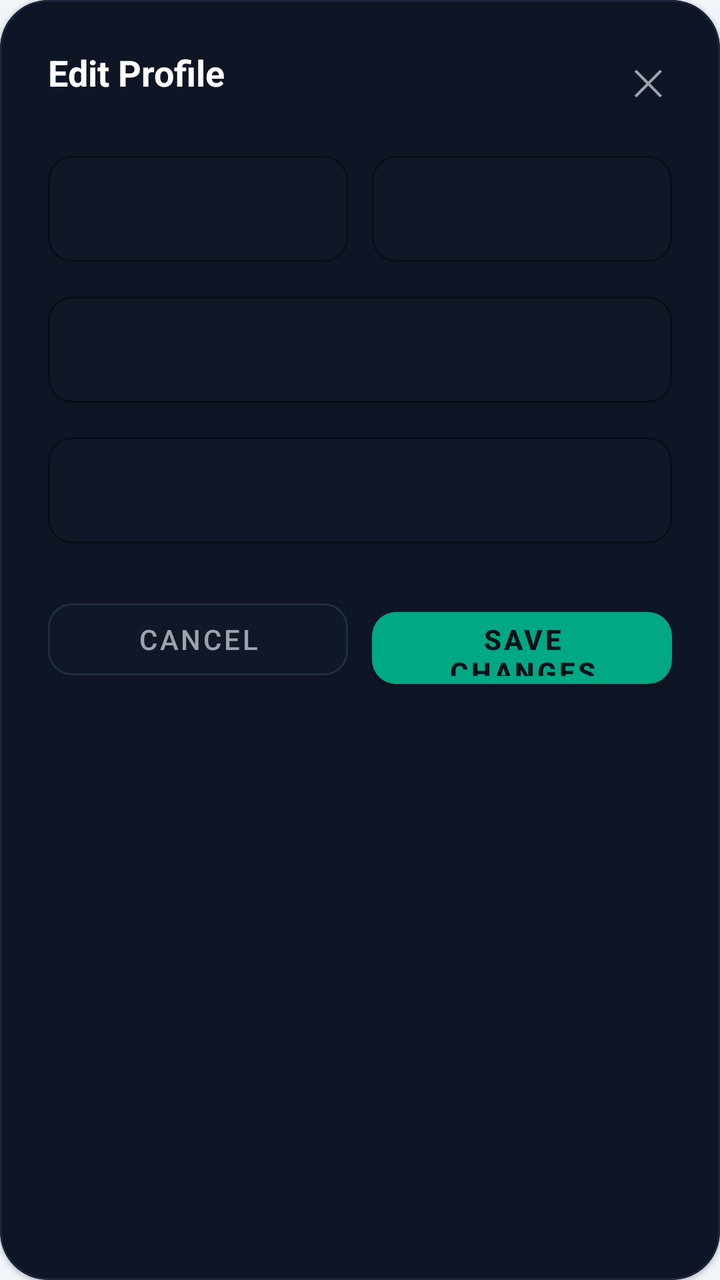
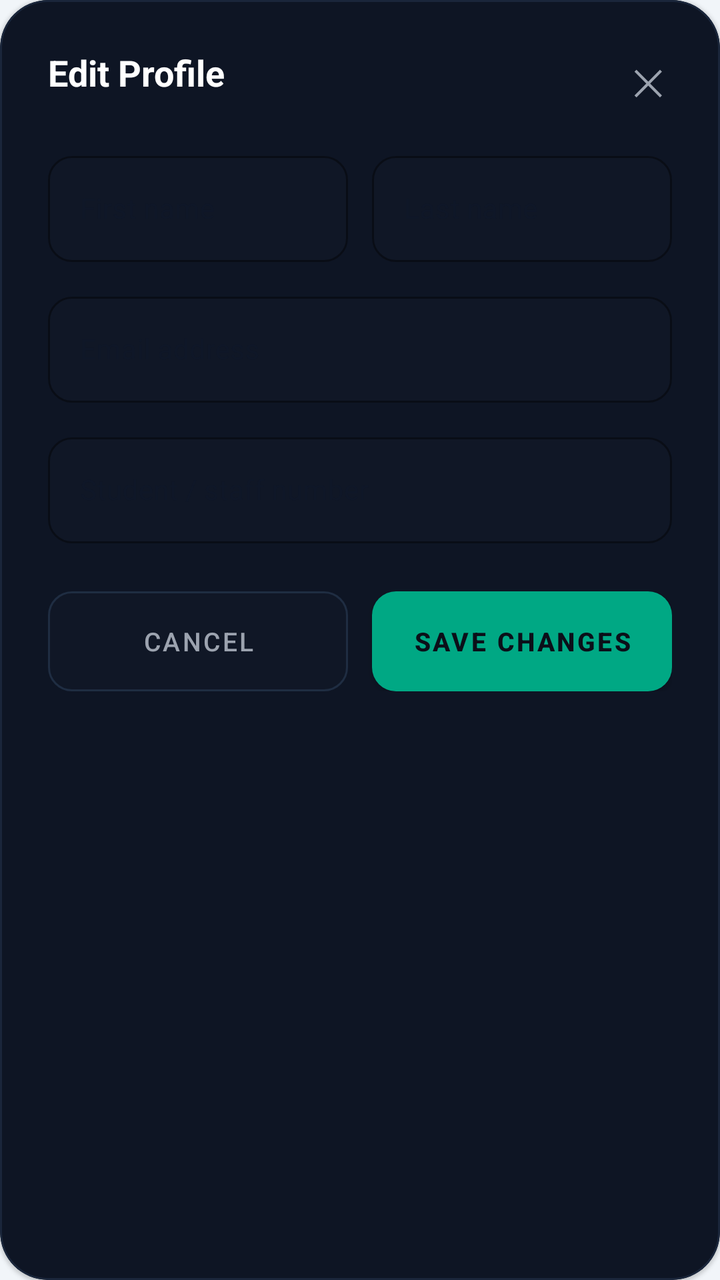

The first picture is an Android layout as it rendered before a commit; the second is the same layout after the commit. The layout source and the unified diff follow.
<!-- AndroidManifest.xml: application theme Theme.CampusFindApp -->
<!-- res/layout/dialog_edit_profile.xml -->
<?xml version="1.0" encoding="utf-8"?>
<com.google.android.material.card.MaterialCardView xmlns:android="http://schemas.android.com/apk/res/android"
    xmlns:app="http://schemas.android.com/apk/res-auto"
    android:layout_width="match_parent"
    android:layout_height="wrap_content"
    android:layout_margin="16dp"
    app:cardBackgroundColor="#0E1524"
    app:cardCornerRadius="24dp"
    app:strokeColor="#1A263B"
    app:strokeWidth="1dp">

    <LinearLayout
        android:layout_width="match_parent"
        android:layout_height="wrap_content"
        android:orientation="vertical"
        android:padding="24dp">

        <RelativeLayout
            android:layout_width="match_parent"
            android:layout_height="wrap_content"
            android:layout_marginBottom="16dp">

            <TextView
                android:layout_width="wrap_content"
                android:layout_height="wrap_content"
                android:text="Edit Profile"
                android:textColor="#FFFFFF"
                android:textSize="18sp"
                android:textStyle="bold" />

            <TextView
                android:id="@+id/btn_dialog_close"
                android:layout_width="wrap_content"
                android:layout_height="wrap_content"
                android:layout_alignParentEnd="true"
                android:padding="4dp"
                android:text="✕"
                android:textColor="#9CA3AF"
                android:textSize="18sp" />
        </RelativeLayout>

        
        <LinearLayout
            android:layout_width="match_parent"
            android:layout_height="wrap_content"
            android:orientation="horizontal"
            android:weightSum="2">

            <com.google.android.material.textfield.TextInputLayout
                style="@style/Widget.MaterialComponents.TextInputLayout.OutlinedBox"
                android:layout_width="0dp"
                android:layout_height="wrap_content"
                android:layout_marginEnd="6dp"
                android:layout_weight="1"
                android:hint="First name"
                app:boxBackgroundColor="#101726"
                app:boxCornerRadiusBottomEnd="12dp"
                app:boxCornerRadiusBottomStart="12dp"
                app:boxCornerRadiusTopEnd="12dp"
                app:boxCornerRadiusTopStart="12dp"
                app:boxStrokeColor="#1F2D42"
                app:hintTextColor="#6B7280">

                <com.google.android.material.textfield.TextInputEditText
                    android:id="@+id/et_edit_first_name"
                    android:layout_width="match_parent"
                    android:layout_height="wrap_content"
                    android:textColor="#F9FAFB"
                    android:textSize="14sp" />
            </com.google.android.material.textfield.TextInputLayout>

            <com.google.android.material.textfield.TextInputLayout
                style="@style/Widget.MaterialComponents.TextInputLayout.OutlinedBox"
                android:layout_width="0dp"
                android:layout_height="wrap_content"
                android:layout_marginStart="6dp"
                android:layout_weight="1"
                android:hint="Last name"
                app:boxBackgroundColor="#101726"
                app:boxCornerRadiusBottomEnd="12dp"
                app:boxCornerRadiusBottomStart="12dp"
                app:boxCornerRadiusTopEnd="12dp"
                app:boxCornerRadiusTopStart="12dp"
                app:boxStrokeColor="#1F2D42"
                app:hintTextColor="#6B7280">

                <com.google.android.material.textfield.TextInputEditText
                    android:id="@+id/et_edit_last_name"
                    android:layout_width="match_parent"
                    android:layout_height="wrap_content"
                    android:textColor="#F9FAFB"
                    android:textSize="14sp" />
            </com.google.android.material.textfield.TextInputLayout>
        </LinearLayout>

        
        <com.google.android.material.textfield.TextInputLayout
            style="@style/Widget.MaterialComponents.TextInputLayout.OutlinedBox"
            android:layout_width="match_parent"
            android:layout_height="wrap_content"
            android:layout_marginTop="12dp"
            android:hint="Email address"
            app:boxBackgroundColor="#101726"
            app:boxCornerRadiusBottomEnd="12dp"
            app:boxCornerRadiusBottomStart="12dp"
            app:boxCornerRadiusTopEnd="12dp"
            app:boxCornerRadiusTopStart="12dp"
            app:boxStrokeColor="#1F2D42"
            app:hintTextColor="#6B7280">

            <com.google.android.material.textfield.TextInputEditText
                android:id="@+id/et_edit_email"
                android:layout_width="match_parent"
                android:layout_height="wrap_content"
                android:inputType="textEmailAddress"
                android:textColor="#F9FAFB"
                android:textSize="14sp" />
        </com.google.android.material.textfield.TextInputLayout>

        
        <com.google.android.material.textfield.TextInputLayout
            style="@style/Widget.MaterialComponents.TextInputLayout.OutlinedBox"
            android:layout_width="match_parent"
            android:layout_height="wrap_content"
            android:layout_marginTop="12dp"
            android:hint="Student / staff number"
            app:boxBackgroundColor="#101726"
            app:boxCornerRadiusBottomEnd="12dp"
            app:boxCornerRadiusBottomStart="12dp"
            app:boxCornerRadiusTopEnd="12dp"
            app:boxCornerRadiusTopStart="12dp"
            app:boxStrokeColor="#1F2D42"
            app:hintTextColor="#6B7280">

            <com.google.android.material.textfield.TextInputEditText
                android:id="@+id/et_edit_student_num"
                android:layout_width="match_parent"
                android:layout_height="wrap_content"
                android:textColor="#F9FAFB"
                android:textSize="14sp" />
        </com.google.android.material.textfield.TextInputLayout>

        
        <LinearLayout
            android:layout_width="match_parent"
            android:layout_height="wrap_content"
            android:layout_marginTop="24dp"
            android:orientation="horizontal"
            android:weightSum="2">

            <com.google.android.material.button.MaterialButton
                android:id="@+id/btn_dialog_cancel"
                style="@style/Widget.MaterialComponents.Button.OutlinedButton"
                android:layout_width="0dp"
                android:layout_height="48dp"
                android:layout_marginEnd="6dp"
                android:layout_weight="1"
                android:text="Cancel"
                android:textColor="#9CA3AF"
                android:textSize="14sp"
                app:backgroundTint="#101726"
                app:cornerRadius="12dp"
                app:strokeColor="#1F2D42" />

            <com.google.android.material.button.MaterialButton
                android:id="@+id/btn_save_profile"
                android:layout_width="0dp"
                android:layout_height="48dp"
                android:layout_marginStart="6dp"
                android:layout_weight="1"
                android:text="Save Changes"
                android:textColor="#0B0F19"
                android:textSize="14sp"
                android:textStyle="bold"
                app:backgroundTint="#00A884"
                app:cornerRadius="12dp" />
        </LinearLayout>

    </LinearLayout>
</com.google.android.material.card.MaterialCardView>
<!-- resources referenced by this layout -->
<resources>
  <style name="Theme.CampusFindApp" parent="Base.Theme.CampusFindApp" />
  <style name="Base.Theme.CampusFindApp" parent="Theme.MaterialComponents.DayNight.NoActionBar">
          <item name="colorPrimary">@color/teal_accent</item>
          <item name="colorPrimaryVariant">@color/teal_primary</item>
          <item name="colorOnPrimary">@color/deep_navy</item>
  
          <item name="colorSecondary">@color/accent_purple</item>
          <item name="colorSecondaryVariant">@color/accent_purple</item>
          <item name="colorOnSecondary">@color/white</item>
  
          <item name="colorSurface">@color/color_surface</item>
          <item name="colorOnSurface">@color/text_primary</item>
  
          <item name="android:colorBackground">@color/color_background</item>
          <item name="colorOnBackground">@color/text_primary</item>
  
          <item name="android:statusBarColor">@color/color_background</item>
          <item name="android:windowBackground">@color/color_background</item>
  
          <item name="android:textColor">@color/text_primary</item>
          <item name="android:textColorPrimary">@color/text_primary</item>
          <item name="android:textColorSecondary">@color/text_secondary</item>
          <item name="android:textColorHint">@color/text_hint</item>
      </style>
  <color name="teal_accent">#00A884</color>
  <color name="teal_primary">#2D7D71</color>
  <color name="deep_navy">#E2E8F0</color>
  <color name="accent_purple">#4F46E5</color>
  <color name="white">#FFFFFFFF</color>
  <color name="color_surface">#FFFFFF</color>
  <color name="text_primary">#0F172A</color>
  <color name="color_background">#F1F5F9</color>
  <color name="text_secondary">#475569</color>
  <color name="text_hint">#94A3B8</color>
</resources>

<!-- the commit's change to res/layout/dialog_edit_profile.xml (unified diff, before → after) -->
@@ -152,12 +152,17 @@
                 android:id="@+id/btn_dialog_cancel"
                 style="@style/Widget.MaterialComponents.Button.OutlinedButton"
                 android:layout_width="0dp"
-                android:layout_height="48dp"
+                android:layout_height="50dp"
                 android:layout_marginEnd="6dp"
                 android:layout_weight="1"
+                android:insetTop="0dp"
+                android:insetBottom="0dp"
+                android:maxLines="1"
+                android:paddingHorizontal="4dp"
+                android:paddingVertical="0dp"
                 android:text="Cancel"
                 android:textColor="#9CA3AF"
-                android:textSize="14sp"
+                android:textSize="13sp"
                 app:backgroundTint="#101726"
                 app:cornerRadius="12dp"
                 app:strokeColor="#1F2D42" />
@@ -165,12 +170,17 @@
             <com.google.android.material.button.MaterialButton
                 android:id="@+id/btn_save_profile"
                 android:layout_width="0dp"
-                android:layout_height="48dp"
+                android:layout_height="50dp"
                 android:layout_marginStart="6dp"
                 android:layout_weight="1"
+                android:insetTop="0dp"
+                android:insetBottom="0dp"
+                android:maxLines="1"
+                android:paddingHorizontal="4dp"
+                android:paddingVertical="0dp"
                 android:text="Save Changes"
                 android:textColor="#0B0F19"
-                android:textSize="14sp"
+                android:textSize="13sp"
                 android:textStyle="bold"
                 app:backgroundTint="#00A884"
                 app:cornerRadius="12dp" />
